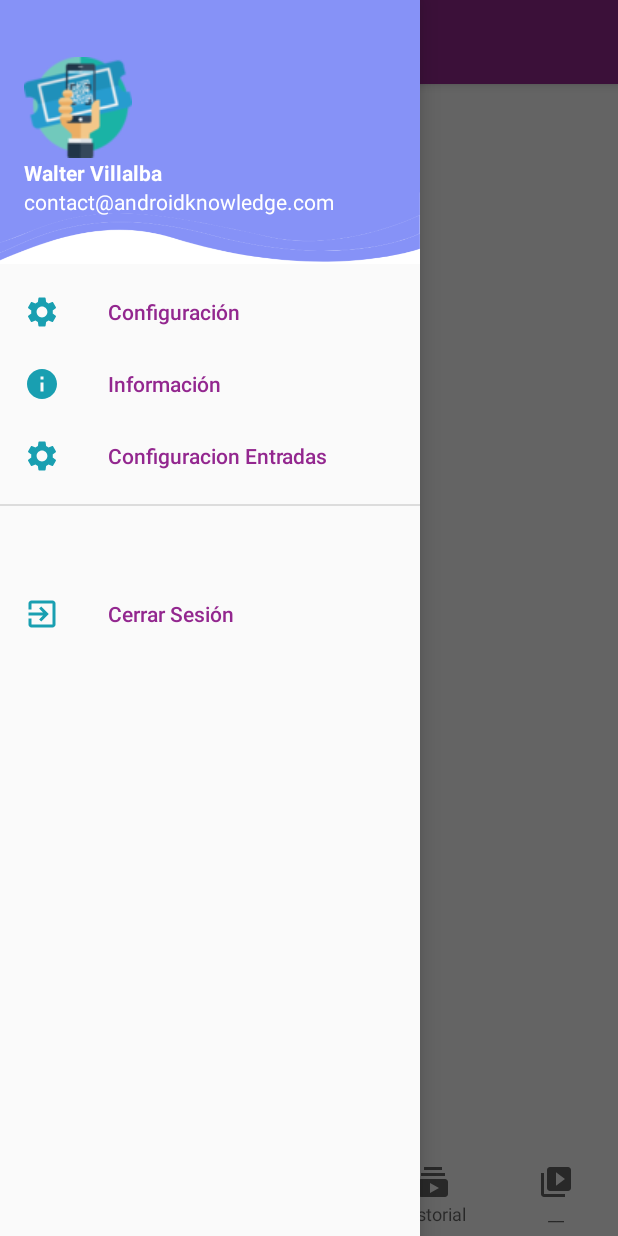
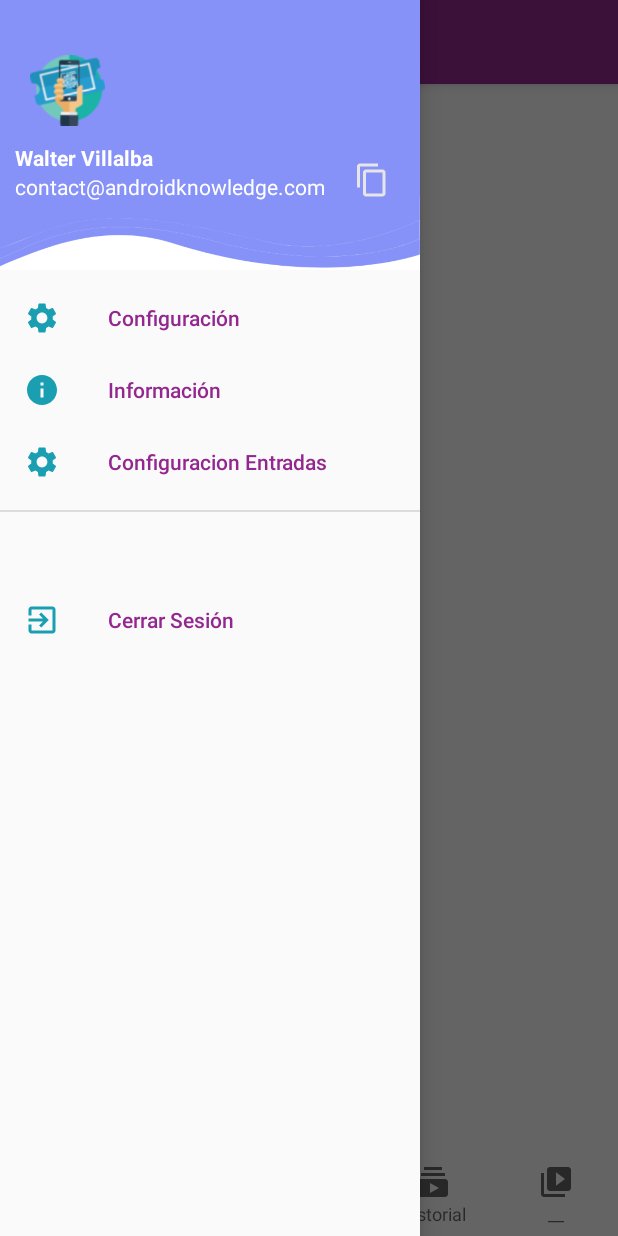
Before and after one commit to waltervillalb/TickectsGest2, an Android app: the HomeActivity screen opened directly, with no data from a screen before it, with the side drawer open, on a phone screen of 412 x 824 dp. Run offline under Robolectric (Android 15) with nearby library versions, the phone set to English and light mode, and no system bars; our stand-ins replace Firebase (no records; nobody signed in at launch, a user with empty details on screens opened directly); Roboto replaces fonts that are not available here; 4 statements that could not run were skipped.

Commit message:
git add gesttickets3.0

```diff
--- a/app/src/main/AndroidManifest.xml
+++ b/app/src/main/AndroidManifest.xml
@@ -6,7 +6,7 @@
         <uses-permission android:name="android.permission.READ_PHONE_STATE" />
         <uses-permission android:name="android.permission.RECEIVE_SMS" />
         <uses-permission android:name="android.permission.READ_SMS" />
-
+        <uses-permission android:name="android.permission.ACCESS_NETWORK_STATE" />
         <application
             android:allowBackup="true"
             android:dataExtractionRules="@xml/data_extraction_rules"
@@ -48,7 +48,6 @@
                 android:name=".MainActivity"
                 android:exported="true"
                 android:theme="@style/pantallaPrin" />
-
             <meta-data
                 android:name="preloaded_fonts"
                 android:resource="@array/preloaded_fonts" />
--- a/app/src/main/java/com/Android/tickects/HomeActivity.kt
+++ b/app/src/main/java/com/Android/tickects/HomeActivity.kt
@@ -1,13 +1,18 @@
 package com.Android.tickects
 
+import android.annotation.SuppressLint
 import android.app.AlertDialog
+import android.content.ClipData
+import android.content.ClipboardManager
 import android.content.ContentValues.TAG
 import android.content.Intent
 import android.os.Bundle
 import android.util.Log
 import android.view.*
 import android.widget.FrameLayout
+import android.widget.ImageView
 import android.widget.TextView
+import android.widget.Toast
 import androidx.appcompat.app.ActionBarDrawerToggle
 import androidx.appcompat.widget.Toolbar
 import androidx.appcompat.app.AppCompatActivity
@@ -29,6 +34,7 @@ class HomeActivity : AppCompatActivity(),NavigationView.OnNavigationItemSelected
     private lateinit var drawerLayout: DrawerLayout
     private lateinit var toggle: ActionBarDrawerToggle
 
+    @SuppressLint("MissingInflatedId")
     override fun onCreate(savedInstanceState: Bundle?) {
         super.onCreate(savedInstanceState)
         setContentView(R.layout.activity_home)
@@ -41,14 +47,16 @@ class HomeActivity : AppCompatActivity(),NavigationView.OnNavigationItemSelected
         frameLayout = findViewById(R.id.frame_layout)
         drawerLayout = findViewById(R.id.drawer_layout)
         navigationView = findViewById(R.id.nav_view)
-
+        val headerView = navigationView.getHeaderView(0)
+        val btnCopyInfo = headerView.findViewById<ImageView>(R.id.btnCopyInfo)
+        btnCopyInfo.setOnClickListener {
+            copyUserInfoToClipboard()
+        }
 
         toggle = ActionBarDrawerToggle(this, drawerLayout, toolbar, R.string.abrir_drawer, R.string.cerrar_drawer)
         drawerLayout.addDrawerListener(toggle)
         supportActionBar?.setDisplayHomeAsUpEnabled(true)
         navigationView.setNavigationItemSelectedListener (this)
-
-
 
 
         bottomNavigationView.background = null
@@ -128,7 +136,19 @@ class HomeActivity : AppCompatActivity(),NavigationView.OnNavigationItemSelected
                 Log.e(TAG, "Error al obtener datos del usuario: $exception")
             }
     }
+    private fun copyUserInfoToClipboard() {
+        val nombre = findViewById<TextView>(R.id.nombre_Cabecera).text.toString()
+        val correo = findViewById<TextView>(R.id.correo_cabecera).text.toString()
+        val userId = FirebaseAuth.getInstance().currentUser?.uid ?: "ID no disponible"
 
+        val infoToCopy = "Mi nombre es: $nombre, mi correo es: $correo y mi ID para compartir entradas es: $userId"
+
+        val clipboard = getSystemService(CLIPBOARD_SERVICE) as ClipboardManager
+        val clip = ClipData.newPlainText("UserInfo", infoToCopy)
+        clipboard.setPrimaryClip(clip)
+
+        Toast.makeText(this, "Información copiada al portapapeles", Toast.LENGTH_SHORT).show()
+    }
     private fun replaceFragment(fragment: Fragment) {
         val fragmentManager = supportFragmentManager
         val fragmentTransaction = fragmentManager.beginTransaction()
--- a/app/src/main/java/com/Android/tickects/qr_generator.kt
+++ b/app/src/main/java/com/Android/tickects/qr_generator.kt
@@ -2,6 +2,7 @@ package com.Android.tickects
 
 import android.Manifest
 import android.annotation.SuppressLint
+import android.content.BroadcastReceiver
 import android.content.SharedPreferences
 import android.content.pm.PackageManager
 import androidx.appcompat.app.AppCompatActivity
@@ -39,6 +40,8 @@ class qr_generator : AppCompatActivity() {
     private lateinit var progressBar: ProgressBar
     private lateinit var tvQrId: TextView
     private lateinit var entradaId: String
+    private lateinit var networkChangeReceiver: BroadcastReceiver
+    private var isConnected: Boolean = true
 
     @SuppressLint("MissingInflatedId")
     override fun onCreate(savedInstanceState: Bundle?) {
--- /dev/null
+++ b/app/src/main/res/drawable/baseline_content_copy_24.xml
@@ -0,0 +1,5 @@
+<vector android:height="24dp" android:tint="#E7E6E6"
+    android:viewportHeight="24" android:viewportWidth="24"
+    android:width="24dp" xmlns:android="http://schemas.android.com/apk/res/android">
+    <path android:fillColor="@android:color/white" android:pathData="M16,1L4,1c-1.1,0 -2,0.9 -2,2v14h2L4,3h12L16,1zM19,5L8,5c-1.1,0 -2,0.9 -2,2v14c0,1.1 0.9,2 2,2h11c1.1,0 2,-0.9 2,-2L21,7c0,-1.1 -0.9,-2 -2,-2zM19,21L8,21L8,7h11v14z"/>
+</vector>
--- a/app/src/main/res/layout/cabecera_nav.xml
+++ b/app/src/main/res/layout/cabecera_nav.xml
@@ -3,15 +3,34 @@
     xmlns:android="http://schemas.android.com/apk/res/android"
     android:orientation="vertical"
     android:layout_width="match_parent"
-    android:layout_height="176dp"
-    android:gravity="bottom"
-    android:padding="16dp"
+    android:layout_height="180dp"
+    android:paddingTop="25dp"
+    android:paddingLeft="10dp"
+    android:paddingRight="20dp"
+    android:paddingBottom="20dp"
     android:background="@drawable/headerbkg"
     android:theme="@style/ThemeOverlay.AppCompat.Dark">
+
     <ImageView
-        android:layout_width="wrap_content"
-        android:layout_height="wrap_content"
-        android:src="@drawable/logointer"/>
+        android:layout_width="50dp"
+        android:layout_height="50dp"
+        android:layout_margin="10dp"
+        android:layout_marginBottom="0dp"
+        android:src="@drawable/logointer" />
+
+    <LinearLayout
+android:layout_width="match_parent"
+android:layout_height="wrap_content"
+android:orientation="horizontal"
+android:gravity="center_vertical">
+
+<LinearLayout
+    android:layout_width="10dp"
+    android:layout_height="50dp"
+    android:layout_weight="1"
+    android:orientation="vertical"
+    >
+
     <TextView
         android:id="@+id/nombre_Cabecera"
         android:layout_width="wrap_content"
@@ -19,12 +38,20 @@
         android:text="Walter Villalba"
         android:textColor="@color/white"
         android:textStyle="bold"/>
+
     <TextView
         android:id="@+id/correo_cabecera"
         android:layout_width="wrap_content"
         android:layout_height="wrap_content"
         android:text="contact@androidknowledge.com"
         android:textColor="@color/white"
-        android:textSize="14sp"
-        android:layout_marginBottom="16dp"/>
+        android:textSize="14sp"/>
 </LinearLayout>
+
+<ImageView
+    android:id="@+id/btnCopyInfo"
+    android:layout_width="wrap_content"
+    android:layout_height="wrap_content"
+    android:src="@drawable/baseline_content_copy_24"/>
+</LinearLayout>
+    </LinearLayout>
```
Lines whose indentation alone changed are shown as unchanged.
